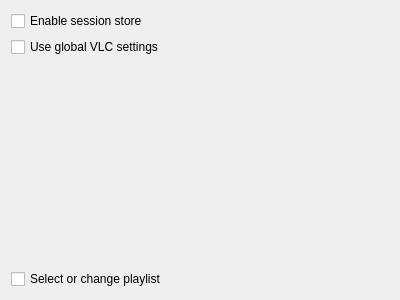
The window that src/ui/wizard/SettingsPage.ui (ntadej/tano) describes before a commit, drawn with Qt 5.
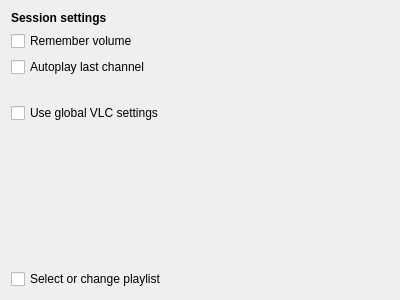
The same window after the commit. Icons and pictures are not drawn.

Commit message: New, easier session options, translation of First run wizard

Diff of the .ui file:
```diff
--- a/src/ui/wizard/SettingsPage.ui
+++ b/src/ui/wizard/SettingsPage.ui
@@ -22,9 +22,30 @@
   </property>
   <layout class="QVBoxLayout" name="verticalLayout">
    <item>
-    <widget class="QCheckBox" name="sessionCheckBox">
+    <widget class="QLabel" name="labelSession">
      <property name="text">
-      <string>Enable session store</string>
+      <string>&lt;b&gt;Session settings&lt;/b&gt;</string>
+     </property>
+    </widget>
+   </item>
+   <item>
+    <widget class="QCheckBox" name="sessionVolumeCheckBox">
+     <property name="text">
+      <string>Remember volume</string>
+     </property>
+    </widget>
+   </item>
+   <item>
+    <widget class="QCheckBox" name="sessionAutoplayCheckBox">
+     <property name="text">
+      <string>Autoplay last channel</string>
+     </property>
+    </widget>
+   </item>
+   <item>
+    <widget class="QLabel" name="labelBreak">
+     <property name="text">
+      <string/>
      </property>
     </widget>
    </item>
```
The commit also changes 14 other files.
